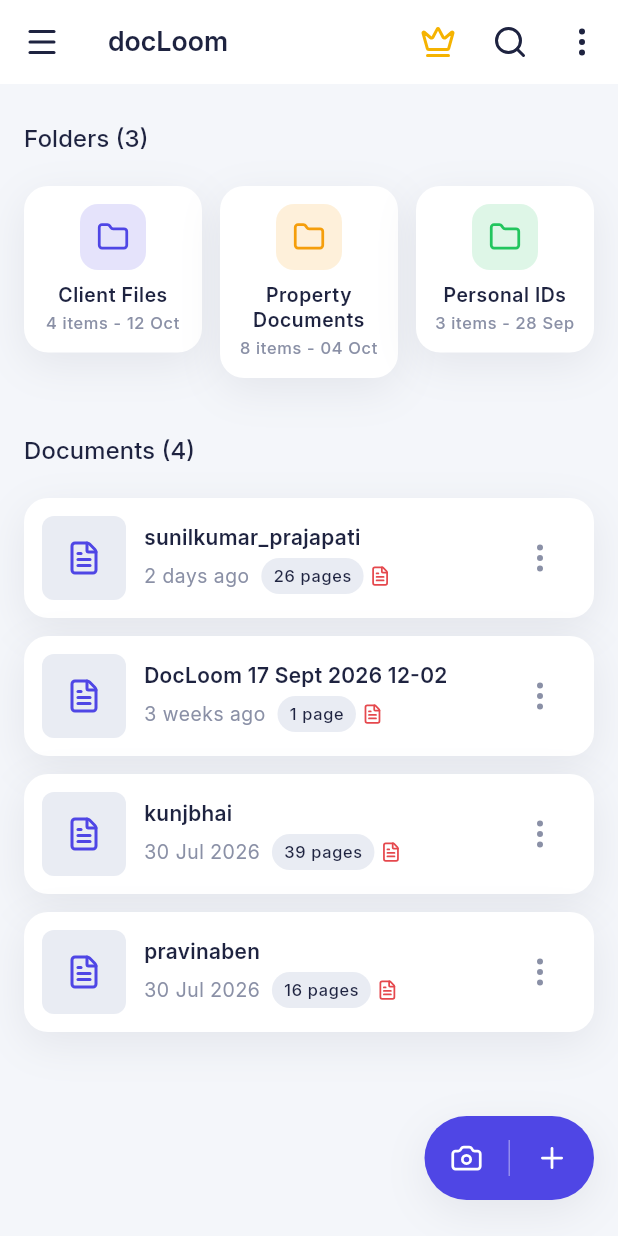
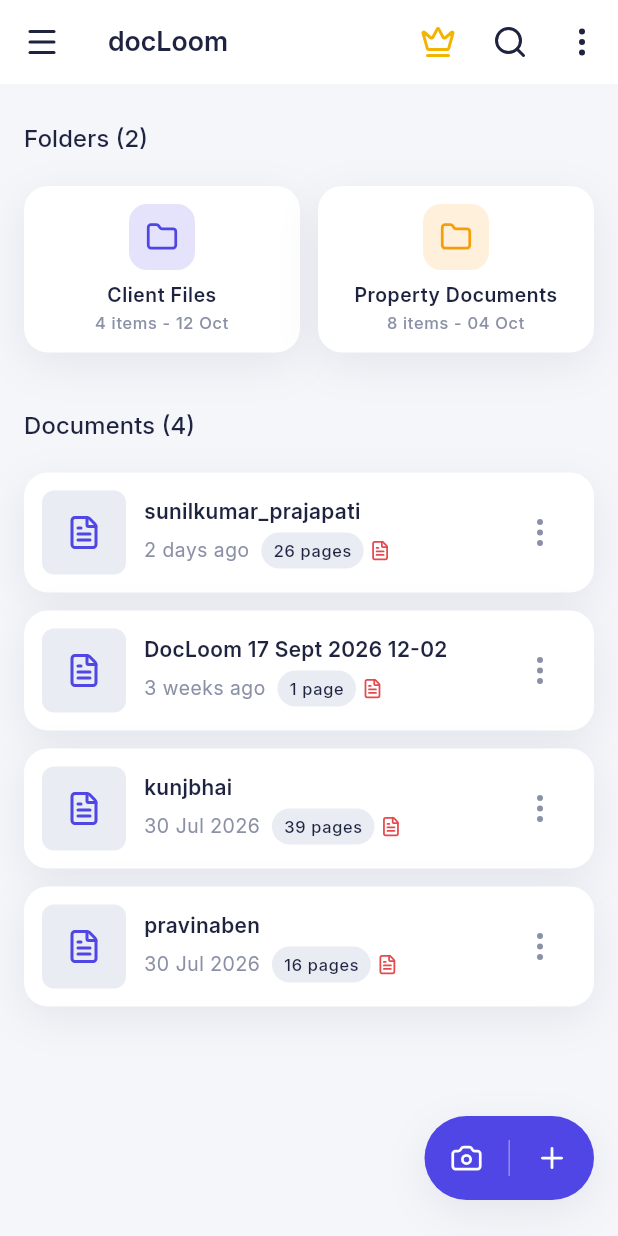
Before and after one commit to craftlineinteractive/docloom, a Flutter app: the screen it shows after launch, on a phone screen of 412 x 824 dp. Run offline on Flutter 3.47's test engine with Material 3 defaults, Android fonts, the phone set to English and light mode, and no system bars; our stand-ins replace flutter_riverpod, go_router, lucide_icons_flutter, sqflite; accounts and stored records are empty.

Commit message:
feat: add home screen, folder card widget, document SQL queries, and database check tests

```diff
--- a/lib/features/home/presentation/home_screen.dart
+++ b/lib/features/home/presentation/home_screen.dart
@@ -19,11 +19,6 @@ const _sampleFolders = [
     name: 'Property Documents',
     itemCountAndDate: '8 items - 04 Oct',
     color: AppColors.folderOrange,
-  ),
-  FolderItem(
-    name: 'Personal IDs',
-    itemCountAndDate: '3 items - 28 Sep',
-    color: AppColors.folderGreen,
   ),
 ];
 
@@ -98,10 +93,11 @@ class HomeScreen extends StatelessWidget {
               bottom: AppSpacing.xxl * 4,
             ),
             children: [
-              const SectionHeader(title: 'Folders', count: 3),
+              const SectionHeader(title: 'Folders', count: 2),
               const SizedBox(height: AppSpacing.sm),
-              Row(
-                crossAxisAlignment: CrossAxisAlignment.start,
+              IntrinsicHeight(
+                child: Row(
+                  crossAxisAlignment: CrossAxisAlignment.stretch,
                   children: [
                     for (int i = 0; i < _sampleFolders.length; i++) ...[
                       if (i > 0) const SizedBox(width: AppSpacing.md),
@@ -110,6 +106,7 @@ class HomeScreen extends StatelessWidget {
                       ),
                     ],
                   ],
+                ),
               ),
               const SizedBox(height: AppSpacing.xxl),
               const SectionHeader(title: 'Documents', count: 4),
--- a/lib/features/home/presentation/widgets/folder_card.dart
+++ b/lib/features/home/presentation/widgets/folder_card.dart
@@ -35,11 +35,11 @@ class FolderCard extends StatelessWidget {
     return AppCard(
       onTap: onTap ?? () {},
       padding: const EdgeInsets.symmetric(
-        horizontal: AppSpacing.sm,
+        horizontal: AppSpacing.md,
         vertical: AppSpacing.md,
       ),
       child: Column(
-        mainAxisSize: MainAxisSize.min,
+        mainAxisAlignment: MainAxisAlignment.center,
         crossAxisAlignment: CrossAxisAlignment.center,
         children: [
           Container(
@@ -67,7 +67,7 @@ class FolderCard extends StatelessWidget {
                   color: AppColors.textPrimary,
                 ),
             textAlign: TextAlign.center,
-            maxLines: 2,
+            maxLines: 1,
             overflow: TextOverflow.ellipsis,
           ),
           const SizedBox(height: AppSpacing.xs / 2),
```
Also changed, not shown: lib/features/documents/data/document_sql.dart (added, +36 -0 lines), 2 other files. Lines whose indentation alone changed are shown as unchanged.
